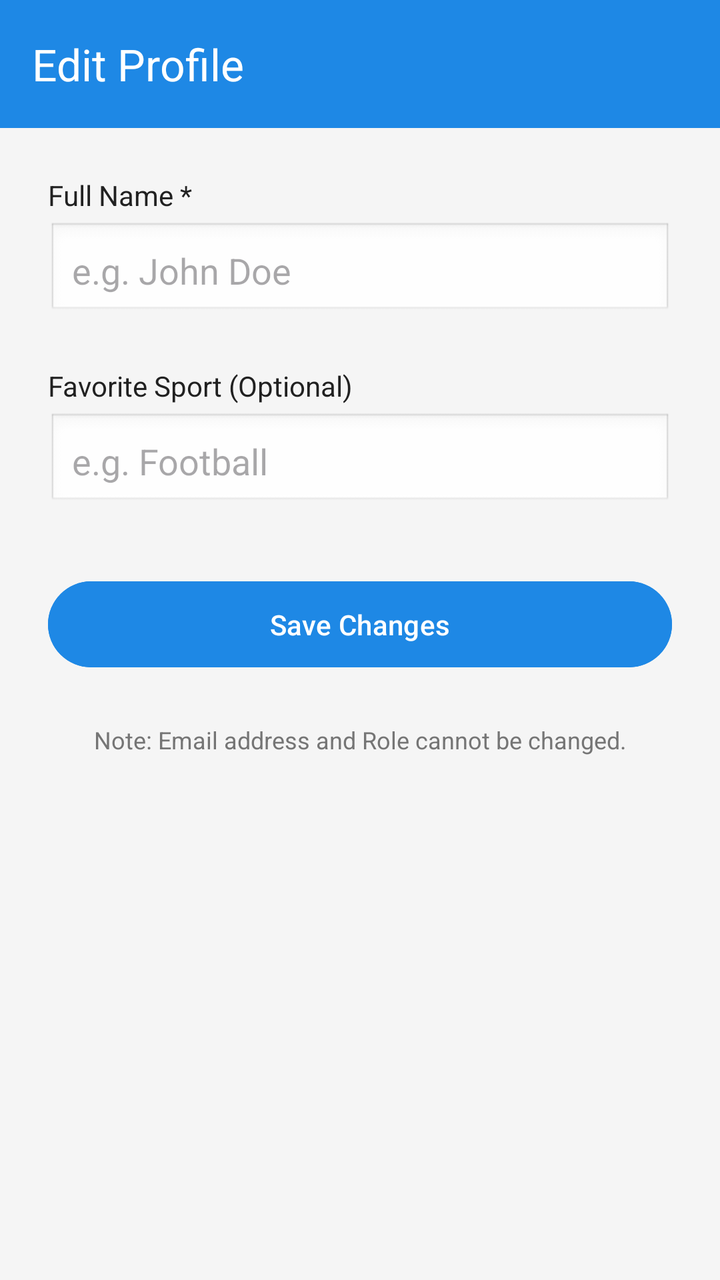
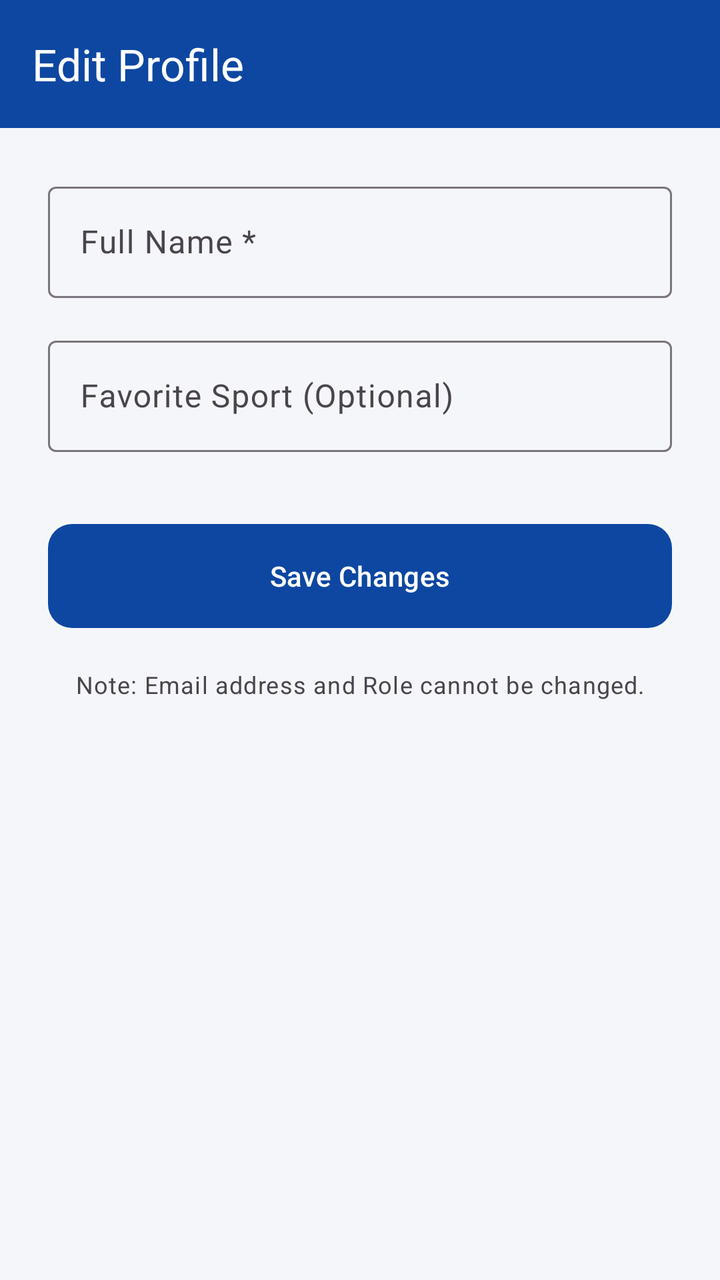

An Android layout rendered at two revisions. The XML below is the earlier revision; the diff shows what the commit changed to produce the second picture.
<!-- AndroidManifest.xml: application theme Theme.SPORTSHUB -->
<!-- res/layout/activity_edit_profile.xml -->
<?xml version="1.0" encoding="utf-8"?>
<LinearLayout xmlns:android="http://schemas.android.com/apk/res/android"
    xmlns:app="http://schemas.android.com/apk/res-auto"
    android:layout_width="match_parent"
    android:layout_height="match_parent"
    android:orientation="vertical"
    android:background="@color/background">

    <androidx.appcompat.widget.Toolbar
        android:id="@+id/toolbarEditProfile"
        android:layout_width="match_parent"
        android:layout_height="?attr/actionBarSize"
        android:background="@color/primary"
        android:theme="@style/ThemeOverlay.AppCompat.Dark.ActionBar"
        app:popupTheme="@style/ThemeOverlay.AppCompat.Light"
        app:title="Edit Profile"
        app:titleTextColor="@color/white" />

    <ScrollView
        android:layout_width="match_parent"
        android:layout_height="match_parent">

        <LinearLayout
            android:layout_width="match_parent"
            android:layout_height="wrap_content"
            android:orientation="vertical"
            android:padding="24dp">

            <TextView
                android:layout_width="match_parent"
                android:layout_height="wrap_content"
                android:text="Full Name *"
                android:textColor="@color/text_primary"
                android:layout_marginBottom="4dp"/>

            <EditText
                android:id="@+id/etEditName"
                android:layout_width="match_parent"
                android:layout_height="wrap_content"
                android:hint="e.g. John Doe"
                android:inputType="textPersonName"
                android:background="@android:drawable/edit_text"
                android:padding="12dp"
                android:layout_marginBottom="24dp" />

            <TextView
                android:layout_width="match_parent"
                android:layout_height="wrap_content"
                android:text="Favorite Sport (Optional)"
                android:textColor="@color/text_primary"
                android:layout_marginBottom="4dp"/>

            <EditText
                android:id="@+id/etEditFavSport"
                android:layout_width="match_parent"
                android:layout_height="wrap_content"
                android:hint="e.g. Football"
                android:inputType="text"
                android:background="@android:drawable/edit_text"
                android:padding="12dp"
                android:layout_marginBottom="32dp" />

            <Button
                android:id="@+id/btnSaveProfile"
                android:layout_width="match_parent"
                android:layout_height="wrap_content"
                android:text="Save Changes"
                android:backgroundTint="@color/primary"
                android:textColor="@color/white"
                android:padding="12dp" />

            <TextView
                android:layout_width="match_parent"
                android:layout_height="wrap_content"
                android:layout_marginTop="24dp"
                android:text="Note: Email address and Role cannot be changed."
                android:textColor="@color/text_secondary"
                android:textSize="12sp"
                android:gravity="center" />

        </LinearLayout>
    </ScrollView>
</LinearLayout>
<!-- resources referenced by this layout -->
<resources>
  <color name="background">#F5F5F5</color>
  <color name="primary">#1E88E5</color>
  <color name="text_primary">#212121</color>
  <color name="text_secondary">#757575</color>
  <color name="white">#FFFFFFFF</color>
  <style name="Theme.SPORTSHUB" parent="Base.Theme.SPORTSHUB" />
  <style name="Base.Theme.SPORTSHUB" parent="Theme.Material3.DayNight.NoActionBar">
          
          
      </style>
</resources>

<!-- the commit's change to res/layout/activity_edit_profile.xml (unified diff, before → after) -->
@@ -4,21 +4,22 @@
     android:layout_width="match_parent"
     android:layout_height="match_parent"
     android:orientation="vertical"
-    android:background="@color/background">
+    android:background="?android:attr/colorBackground">
 
     <androidx.appcompat.widget.Toolbar
         android:id="@+id/toolbarEditProfile"
         android:layout_width="match_parent"
         android:layout_height="?attr/actionBarSize"
-        android:background="@color/primary"
+        android:background="?attr/colorPrimary"
         android:theme="@style/ThemeOverlay.AppCompat.Dark.ActionBar"
         app:popupTheme="@style/ThemeOverlay.AppCompat.Light"
         app:title="Edit Profile"
-        app:titleTextColor="@color/white" />
+        app:titleTextColor="?attr/colorOnPrimary" />
 
-    <ScrollView
+    <androidx.core.widget.NestedScrollView
         android:layout_width="match_parent"
-        android:layout_height="match_parent">
+        android:layout_height="match_parent"
+        android:fillViewport="true">
 
         <LinearLayout
             android:layout_width="match_parent"
@@ -26,58 +27,50 @@
             android:orientation="vertical"
             android:padding="24dp">
 
-            <TextView
+            <com.google.android.material.textfield.TextInputLayout
+                android:id="@+id/tilEditName"
+                style="@style/Widget.Material3.TextInputLayout.OutlinedBox"
                 android:layout_width="match_parent"
                 android:layout_height="wrap_content"
-                android:text="Full Name *"
-                android:textColor="@color/text_primary"
-                android:layout_marginBottom="4dp"/>
+                android:hint="Full Name *"
+                android:layout_marginBottom="16dp">
+                <com.google.android.material.textfield.TextInputEditText
+                    android:id="@+id/etEditName"
+                    android:layout_width="match_parent"
+                    android:layout_height="wrap_content"
+                    android:inputType="textPersonName" />
+            </com.google.android.material.textfield.TextInputLayout>
 
-            <EditText
-                android:id="@+id/etEditName"
+            <com.google.android.material.textfield.TextInputLayout
+                android:id="@+id/tilEditFavSport"
+                style="@style/Widget.Material3.TextInputLayout.OutlinedBox"
                 android:layout_width="match_parent"
                 android:layout_height="wrap_content"
-                android:hint="e.g. John Doe"
-                android:inputType="textPersonName"
-                android:background="@android:drawable/edit_text"
-                android:padding="12dp"
-                android:layout_marginBottom="24dp" />
+                android:hint="Favorite Sport (Optional)"
+                android:layout_marginBottom="32dp">
+                <com.google.android.material.textfield.TextInputEditText
+                    android:id="@+id/etEditFavSport"
+                    android:layout_width="match_parent"
+                    android:layout_height="wrap_content"
+                    android:inputType="text" />
+            </com.google.android.material.textfield.TextInputLayout>
+
+            <com.google.android.material.button.MaterialButton
+                android:id="@+id/btnSaveProfile"
+                android:layout_width="match_parent"
+                android:layout_height="60dp"
+                android:text="Save Changes"
+                app:cornerRadius="@dimen/card_radius"
+                android:layout_marginBottom="16dp" />
 
             <TextView
                 android:layout_width="match_parent"
                 android:layout_height="wrap_content"
-                android:text="Favorite Sport (Optional)"
-                android:textColor="@color/text_primary"
-                android:layout_marginBottom="4dp"/>
-
-            <EditText
-                android:id="@+id/etEditFavSport"
-                android:layout_width="match_parent"
-                android:layout_height="wrap_content"
-                android:hint="e.g. Football"
-                android:inputType="text"
-                android:background="@android:drawable/edit_text"
-                android:padding="12dp"
-                android:layout_marginBottom="32dp" />
-
-            <Button
-                android:id="@+id/btnSaveProfile"
-                android:layout_width="match_parent"
-                android:layout_height="wrap_content"
-                android:text="Save Changes"
-                android:backgroundTint="@color/primary"
-                android:textColor="@color/white"
-                android:padding="12dp" />
-
-            <TextView
-                android:layout_width="match_parent"
-                android:layout_height="wrap_content"
-                android:layout_marginTop="24dp"
                 android:text="Note: Email address and Role cannot be changed."
-                android:textColor="@color/text_secondary"
-                android:textSize="12sp"
+                android:textColor="?android:attr/textColorSecondary"
+                android:textAppearance="?attr/textAppearanceBodySmall"
                 android:gravity="center" />
 
         </LinearLayout>
-    </ScrollView>
+    </androidx.core.widget.NestedScrollView>
 </LinearLayout>
<!-- resource entries referenced after the edit -->
@@ -1,14 +1,22 @@
 <!-- resources referenced by this layout -->
 <resources>
-  <color name="background">#F5F5F5</color>
-  <color name="primary">#1E88E5</color>
-  <color name="text_primary">#212121</color>
-  <color name="text_secondary">#757575</color>
-  <color name="white">#FFFFFFFF</color>
+  <dimen name="card_radius">12dp</dimen>
+  <color name="background">#F5F6FA</color>
+  <color name="surface">#FFFFFF</color>
+  <color name="primary">#0D47A1</color>
+  <color name="text_on_primary">#FFFFFF</color>
+  <color name="primary_dark">#002171</color>
+  <color name="secondary">#FF8F00</color>
+  <color name="error">#B00020</color>
   <style name="Theme.SPORTSHUB" parent="Base.Theme.SPORTSHUB" />
   <style name="Base.Theme.SPORTSHUB" parent="Theme.Material3.DayNight.NoActionBar">
-          
-          
+          <item name="colorPrimary">@color/primary</item>
+          <item name="colorOnPrimary">@color/text_on_primary</item>
+          <item name="colorPrimaryDark">@color/primary_dark</item>
+          <item name="colorSecondary">@color/secondary</item>
+          <item name="colorError">@color/error</item>
+          <item name="android:colorBackground">@color/background</item>
+          <item name="colorSurface">@color/surface</item>
       </style>
 </resources>
 
